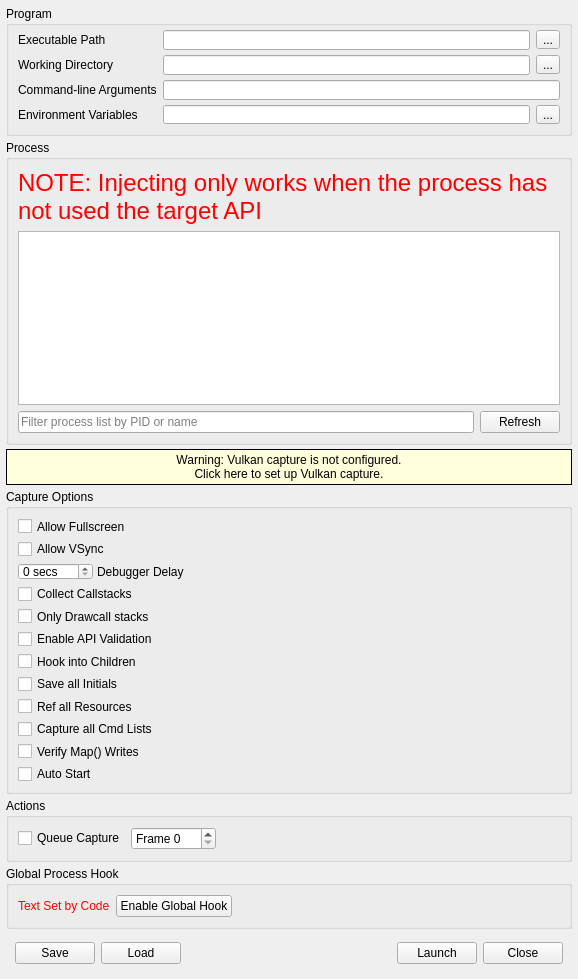
Above: qrenderdoc/Windows/Dialogs/CaptureDialog.ui from baldurk/renderdoc before the change. Below: the same form after it.
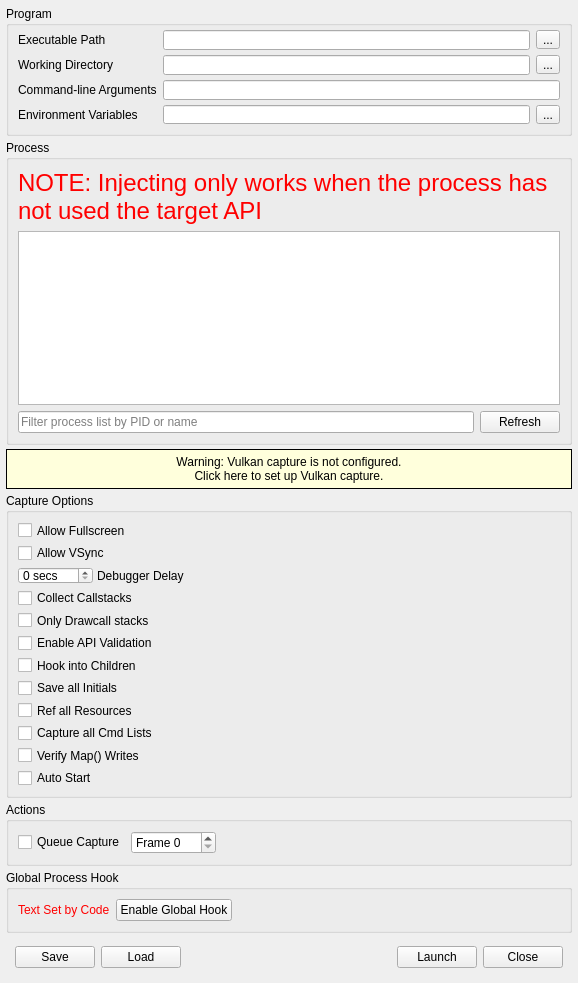
That is the form after the change. Icons and pictures are not drawn.

```diff
--- a/qrenderdoc/Windows/Dialogs/CaptureDialog.ui
+++ b/qrenderdoc/Windows/Dialogs/CaptureDialog.ui
@@ -271,7 +271,7 @@
      <property name="minimumSize">
       <size>
        <width>0</width>
-       <height>36</height>
+       <height>40</height>
       </size>
      </property>
      <property name="cursor">
```
